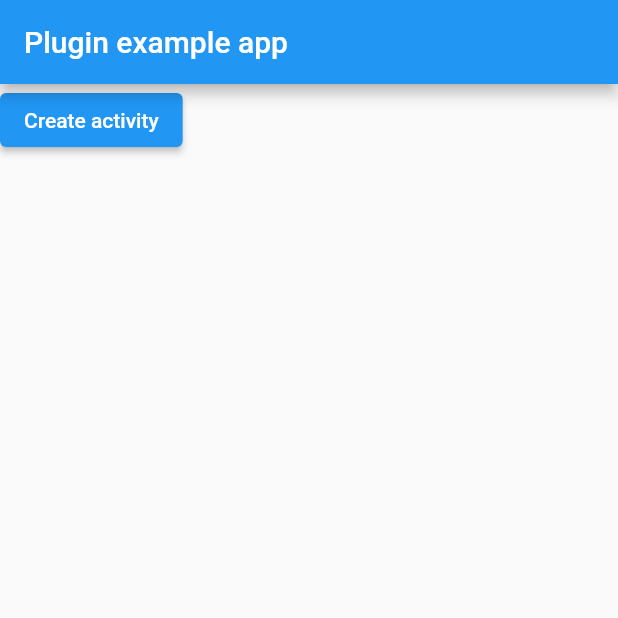
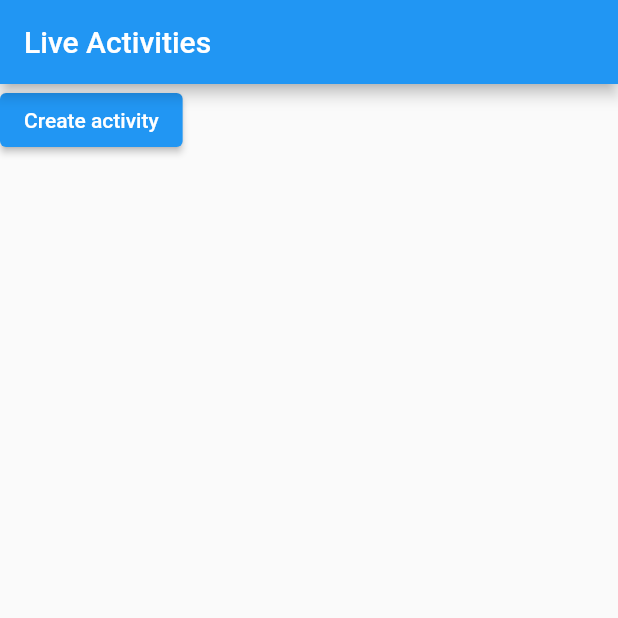
Before and after one commit to istornz/flutter_live_activities, a Flutter app: the screen it shows after launch, on a phone screen of 412 x 824 dp, the top half of it. Run offline on Flutter 3.47's test engine with Material 2 defaults, Android fonts, the light colour scheme and no system bars; our stand-ins replace plugin_platform_interface.

Commit message:
📝 Update README.md

```diff
--- a/example/lib/main.dart
+++ b/example/lib/main.dart
@@ -22,7 +22,7 @@ class _MyAppState extends State<MyApp> {
     return MaterialApp(
       home: Scaffold(
         appBar: AppBar(
-          title: const Text('Plugin example app'),
+          title: const Text('Live Activities'),
         ),
         body: Column(
           children: [
```
Also changed, not shown: 1 other file.
